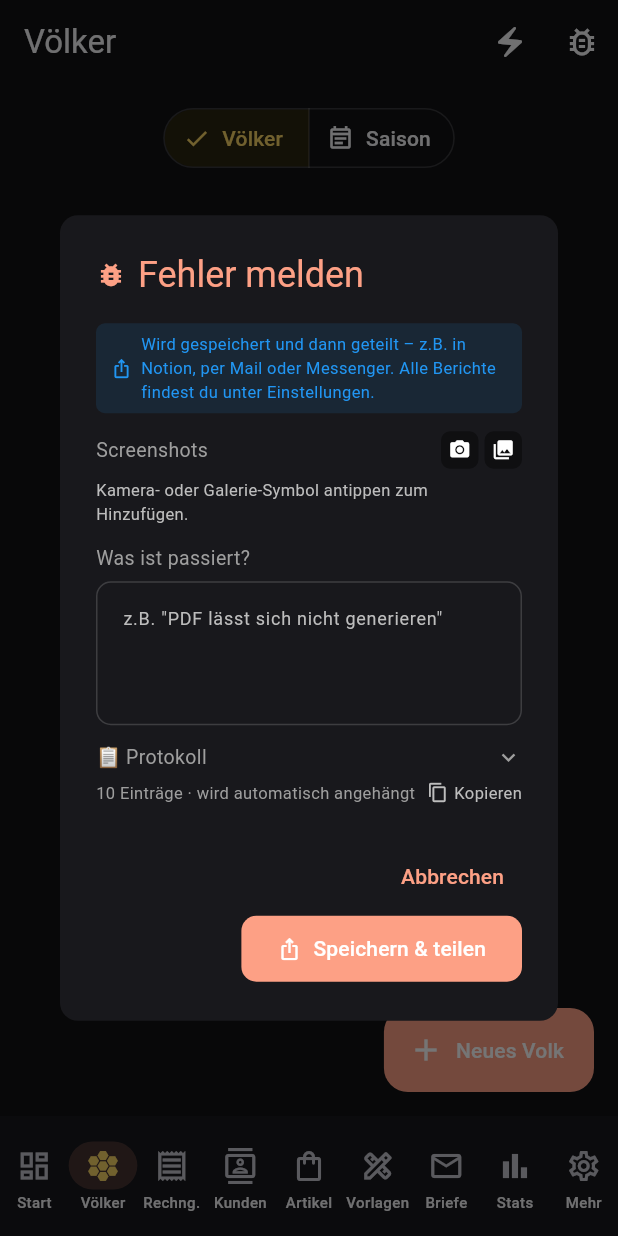
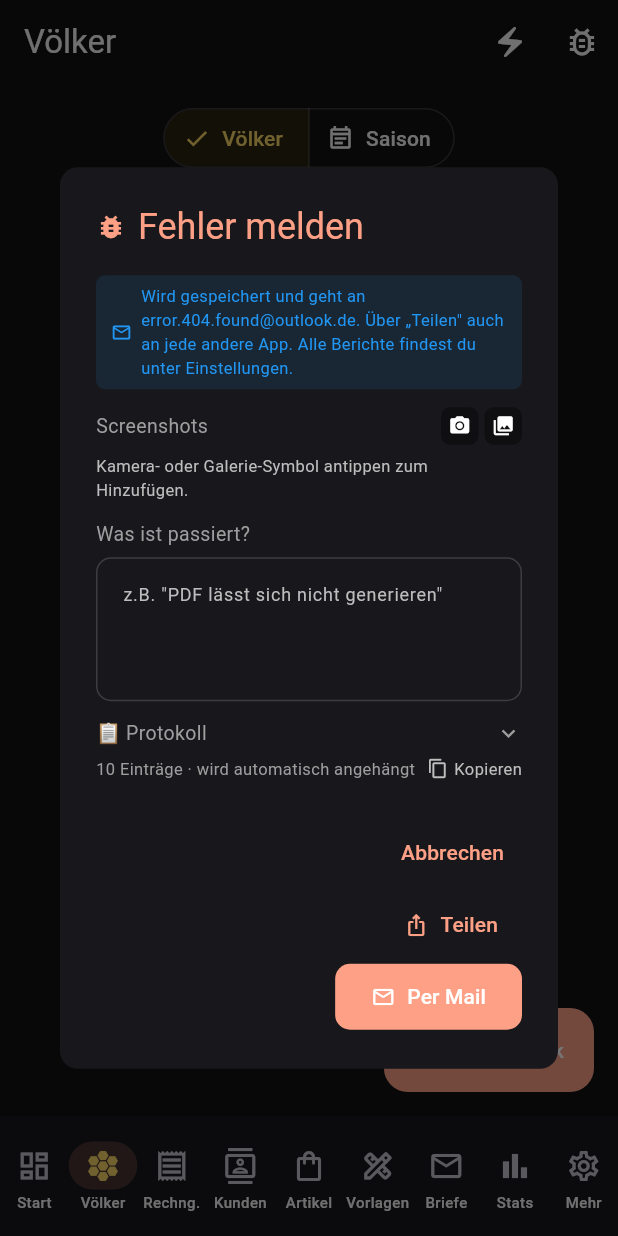
Before and after one commit to Flai331/Programmieren, a Flutter app: the screen it shows after launch, item 2 of the bottom bar chosen, after a tap on the "bug report" icon, on a phone screen of 412 x 824 dp. Run offline on Flutter 3.47's test engine with Material 3 defaults, Android fonts, the phone set to English and light mode, and no system bars; our stand-ins replace connectivity_plus, fl_chart, flutter_local_notifications, image_picker, open_filex, pdf and 6 more; missing offline and left inert: android_intent_plus, flutter_email_sender; accounts and stored records are empty.

Commit message:
BeeBrain: Fehlerberichte gehen per Mail an error.404.found@outlook.de
Da der Direktversand an Notion nicht möglich ist, ist die E-Mail jetzt der
vorgesehene Weg statt eines Notnagels.

- Zieladresse error.404.found@outlook.de statt der privaten Adresse
- Der Melde-Dialog hat zwei Wege: „Per Mail" als Vorgabe und „Teilen" für
  jede andere App (Notion-App, Messenger)
- Ohne Mail-App fällt der Mail-Weg auf das Teilen-Menü zurück, statt den
  Bericht verloren zu geben
- Dialog, Einstellungen und Berichtsliste nennen die Adresse, damit
  sichtbar ist, wohin der Bericht geht

Ein Test hält die Adresse fest, damit sie nicht versehentlich wieder durch
eine private ersetzt wird. 125 Tests grün.

Co-Authored-By: Claude Opus 5 <noreply@anthropic.com>
Claude-Session: https://claude.ai/code/session_01BxYhQSLX2Zib4shsRBrYAB

```diff
--- a/Rechnungsgenerator Imkerei/rechnungsgenerator_app/lib/build_info.dart
+++ b/Rechnungsgenerator Imkerei/rechnungsgenerator_app/lib/build_info.dart
@@ -1,2 +1,2 @@
 // Wird bei jeder Änderung manuell hochgezählt — nur für Fehlerberichte.
-const int kBuildNumber = 4;
+const int kBuildNumber = 5;
--- a/Rechnungsgenerator Imkerei/rechnungsgenerator_app/lib/screens/report_list_screen.dart
+++ b/Rechnungsgenerator Imkerei/rechnungsgenerator_app/lib/screens/report_list_screen.dart
@@ -52,11 +52,11 @@ class _ReportListScreenState extends State<ReportListScreen> {
   Future<void> _mail(FeedbackReport r) async {
     final ok = await FeedbackService.mailReport(r);
     if (!mounted) return;
-    if (!ok) {
-      ScaffoldMessenger.of(context).showSnackBar(const SnackBar(
-        content: Text('Keine E-Mail-App gefunden – teilen oder kopieren'),
-      ));
-    }
+    ScaffoldMessenger.of(context).showSnackBar(SnackBar(
+      content: Text(ok
+          ? 'E-Mail an ${FeedbackService.supportEmail} vorbereitet'
+          : 'Keine E-Mail-App gefunden – teilen oder kopieren'),
+    ));
     _reload();
   }
 
--- a/Rechnungsgenerator Imkerei/rechnungsgenerator_app/lib/utils/feedback_service.dart
+++ b/Rechnungsgenerator Imkerei/rechnungsgenerator_app/lib/utils/feedback_service.dart
@@ -27,9 +27,21 @@ import '../build_info.dart';
 //  Teilen abgebrochen wird – der Bericht bleibt in der Ablage.
 // ═══════════════════════════════════════════════════════════════
 
+/// Auf welchem Weg ein Bericht die App verlässt.
+enum FeedbackDelivery {
+  /// Direkt an die Support-Adresse.
+  mail,
+
+  /// Teilen-Menü des Systems – Notion-App, Messenger, Mail, …
+  share,
+}
+
 class FeedbackService {
-  // E-Mail-Empfänger für den Fall, dass der Nutzer per Mail teilt
-  static const String _supportEmail = 'klaasotte99@gmail.com';
+  /// Zieladresse für Fehlerberichte.
+  static const String _supportEmail = 'error.404.found@outlook.de';
+
+  /// Öffentlich, damit Screens die Adresse anzeigen können.
+  static String get supportEmail => _supportEmail;
   static const String _appName = 'BeeBrain';
 
   /// Höchstzahl aufbewahrter Berichte.
@@ -334,8 +346,10 @@ class FeedbackService {
           appName: _appName,
           // Screenshot wird im Dialog selbst im Hintergrund geladen
           initialPhotoPaths: const [],
-          onSend: (note, photoPaths) =>
-              sendReport(userNote: note, photoPaths: photoPaths),
+          onSend: (note, photoPaths, delivery) => sendReport(
+              userNote: note,
+              photoPaths: photoPaths,
+              delivery: delivery),
         ),
       );
     } finally {
@@ -351,13 +365,14 @@ class FeedbackService {
   /// wenn das Teilen danach abgebrochen wird.
   /// [shared] sagt, ob das Teilen-Menü tatsächlich etwas übernommen hat.
 
-  /// Bericht ablegen und das Teilen-Menü öffnen.
+  /// Bericht ablegen und auf dem gewählten Weg weitergeben.
   ///
-  /// Rückgabe: true, wenn der Bericht abgelegt werden konnte. Ob der Nutzer
-  /// im Teilen-Menü dann wirklich eine App auswählt, liegt außerhalb der App.
+  /// Rückgabe: true, wenn der Bericht abgelegt werden konnte. Was der Nutzer
+  /// danach im Mail- oder Teilen-Menü tut, liegt außerhalb der App.
   static Future<bool> sendReport({
     String? userNote,
     List<String>? photoPaths,
+    FeedbackDelivery delivery = FeedbackDelivery.mail,
   }) async {
     try {
       final now = DateTime.now();
@@ -372,7 +387,15 @@ class FeedbackService {
         isAutoError: false,
         photoPaths: photoPaths ?? const [],
       );
-      await shareReport(report);
+      switch (delivery) {
+        case FeedbackDelivery.mail:
+          // Ohne Mail-App nicht den Bericht verlieren, sondern das
+          // Teilen-Menü anbieten.
+          final perMail = await mailReport(report);
+          if (!perMail) await shareReport(report);
+        case FeedbackDelivery.share:
+          await shareReport(report);
+      }
       return true;
     } catch (e) {
       log('Fehlerbericht fehlgeschlagen: $e');
@@ -512,7 +535,8 @@ class _FeedbackDialog extends StatefulWidget {
   final String supportEmail;
   final String appName;
   final List<String> initialPhotoPaths;
-  final Future<bool> Function(String? note, List<String>? photoPaths) onSend;
+  final Future<bool> Function(
+      String? note, List<String>? photoPaths, FeedbackDelivery delivery) onSend;
 
   const _FeedbackDialog({
     required this.onSend,
@@ -566,7 +590,7 @@ class _FeedbackDialogState extends State<_FeedbackDialog> {
     } catch (_) {}
   }
 
-  Future<void> _send() async {
+  Future<void> _send(FeedbackDelivery delivery) async {
     setState(() => _sending = true);
     final note = _controller.text.trim();
     final paths =
@@ -574,12 +598,14 @@ class _FeedbackDialogState extends State<_FeedbackDialog> {
     final navigator = Navigator.of(context);
     final messenger = ScaffoldMessenger.of(context);
     final ok =
-        await widget.onSend(note.isEmpty ? null : note, paths);
+        await widget.onSend(note.isEmpty ? null : note, paths, delivery);
     if (!mounted) return;
     navigator.pop();
     messenger.showSnackBar(SnackBar(
       content: Text(ok
-          ? '✓ Bericht gespeichert – wähle aus, wohin er soll.'
+          ? (delivery == FeedbackDelivery.mail
+              ? '✓ Gespeichert – E-Mail an ${widget.supportEmail} vorbereitet.'
+              : '✓ Gespeichert – wähle aus, wohin er soll.')
           : '✗ Bericht konnte nicht gespeichert werden.'),
       backgroundColor:
           ok ? Colors.green.shade700 : Colors.red.shade700,
@@ -836,12 +862,19 @@ class _FeedbackDialogState extends State<_FeedbackDialog> {
           onPressed: _sending ? null : () => Navigator.pop(context),
           child: const Text('Abbrechen'),
         ),
+        TextButton.icon(
+          onPressed:
+              _sending ? null : () => _send(FeedbackDelivery.share),
+          icon: const Icon(Icons.ios_share, size: 16),
+          label: const Text('Teilen'),
+        ),
         ElevatedButton.icon(
           style: ElevatedButton.styleFrom(
             backgroundColor: _peach,
             foregroundColor: Colors.white,
           ),
-          onPressed: _sending ? null : _send,
+          onPressed:
+              _sending ? null : () => _send(FeedbackDelivery.mail),
           icon: _sending
               ? const SizedBox(
                   width: 14,
@@ -849,8 +882,8 @@ class _FeedbackDialogState extends State<_FeedbackDialog> {
                   child: CircularProgressIndicator(
                       strokeWidth: 2, color: Colors.white),
                 )
-              : const Icon(Icons.ios_share, size: 16),
-          label: Text(_sending ? 'Speichere...' : 'Speichern & teilen'),
+              : const Icon(Icons.mail_outline, size: 16),
+          label: Text(_sending ? 'Speichere...' : 'Per Mail'),
         ),
       ],
     );
@@ -879,10 +912,10 @@ class _InfoBanner extends StatelessWidget {
       text = 'Wird gespeichert – danach wählst du, wohin er soll';
     } else {
       color = Colors.blue;
-      icon = Icons.ios_share;
-      text = 'Wird gespeichert und dann geteilt – z.B. in Notion, '
-          'per Mail oder Messenger. Alle Berichte findest du unter '
-          'Einstellungen.';
+      icon = Icons.mail_outline;
+      text = 'Wird gespeichert und geht an $supportEmail. '
+          'Über „Teilen" auch an jede andere App. Alle Berichte findest '
+          'du unter Einstellungen.';
     }
 
     return Container(
```
Also changed, not shown: Rechnungsgenerator Imkerei/rechnungsgenerator_app/lib/screens/settings_screen.dart (+5 -4 lines), 1 other file.
